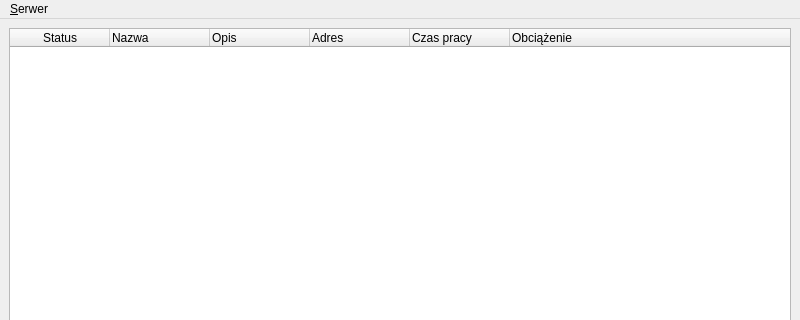
Above: manager/app/ui/mainWindow.ui from milyges/linux-server-tools before the change; both pictures show x 0 to 800 and y 0 to 320 of the 800 by 600 pixel window. Below: the same form after it.
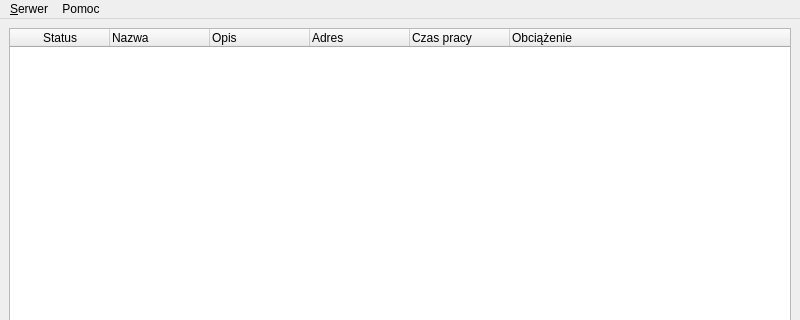
That is the form after the change.

```diff
--- a/manager/app/ui/mainWindow.ui
+++ b/manager/app/ui/mainWindow.ui
@@ -77,7 +77,14 @@
     <addaction name="separator"/>
     <addaction name="aServerExit"/>
    </widget>
+   <widget class="QMenu" name="menuHelp">
+    <property name="title">
+     <string>Pomoc</string>
+    </property>
+    <addaction name="aHelpAbout"/>
+   </widget>
    <addaction name="menu_Serwer"/>
+   <addaction name="menuHelp"/>
   </widget>
   <widget class="QStatusBar" name="statusbar"/>
   <action name="aServerAdd">
```
Left out of the diff: 5 changed lines with no effect on the pictures.
